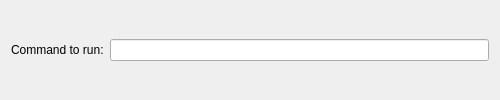
This is config.ui in rZn/plasma-desktop-run-command as Qt 5 draws it before an edit. The edited form follows.
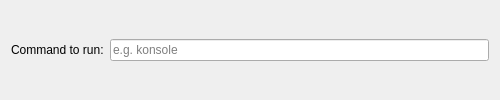
This is the edited form.

Commit message: Add example placeholder

```diff
--- a/config.ui
+++ b/config.ui
@@ -19,7 +19,11 @@
                 </widget>
             </item>
             <item>
-                <widget class="QLineEdit" name="commandToRun"></widget>
+                <widget class="QLineEdit" name="commandToRun">
+                    <property name="placeholderText">
+                        <string>e.g. konsole</string>
+                    </property>
+                </widget>
             </item>
         </layout>
     </widget>
```
